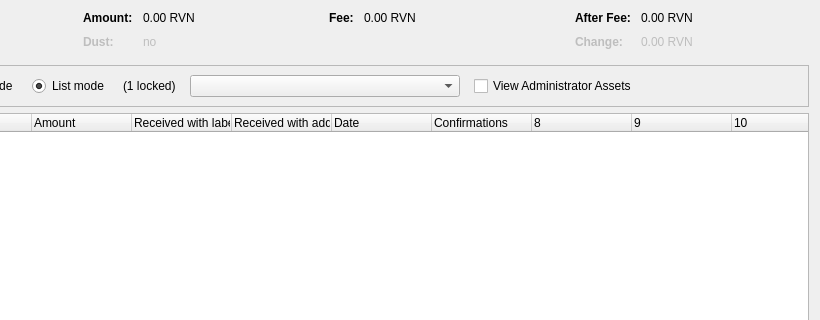
This is src/qt/forms/assetcontroldialog.ui in thehomosapien/AMLBitcoin as Qt 5 draws it before an edit; both pictures show x 180 to 1000 and y 0 to 320 of the 1000 by 500 pixel window. The edited form follows.
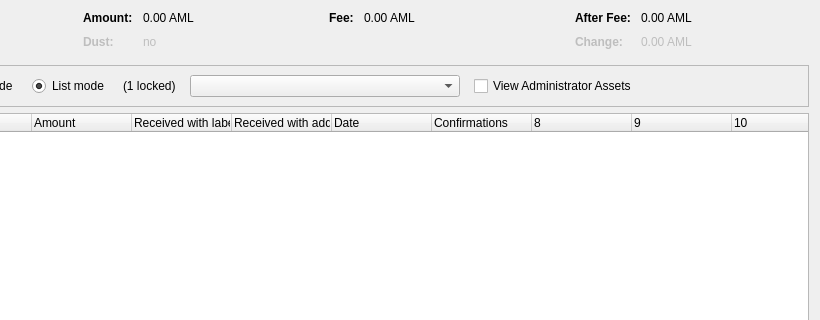
This is the edited form. Custom widgets are drawn as their Qt base class.

What changed in the file:
```diff
--- a/src/qt/forms/assetcontroldialog.ui
+++ b/src/qt/forms/assetcontroldialog.ui
@@ -132,7 +132,7 @@
           <enum>Qt::ActionsContextMenu</enum>
          </property>
          <property name="text">
-          <string notr="true">0.00 RVN</string>
+          <string notr="true">0.00 AML</string>
          </property>
          <property name="textInteractionFlags">
           <set>Qt::LinksAccessibleByMouse|Qt::TextSelectableByKeyboard|Qt::TextSelectableByMouse</set>
@@ -212,7 +212,7 @@
           <enum>Qt::ActionsContextMenu</enum>
          </property>
          <property name="text">
-          <string notr="true">0.00 RVN</string>
+          <string notr="true">0.00 AML</string>
          </property>
          <property name="textInteractionFlags">
           <set>Qt::LinksAccessibleByMouse|Qt::TextSelectableByKeyboard|Qt::TextSelectableByMouse</set>
@@ -257,7 +257,7 @@
           <enum>Qt::ActionsContextMenu</enum>
          </property>
          <property name="text">
-          <string notr="true">0.00 RVN</string>
+          <string notr="true">0.00 AML</string>
          </property>
          <property name="textInteractionFlags">
           <set>Qt::LinksAccessibleByMouse|Qt::TextSelectableByKeyboard|Qt::TextSelectableByMouse</set>
@@ -292,7 +292,7 @@
           <enum>Qt::ActionsContextMenu</enum>
          </property>
          <property name="text">
-          <string notr="true">0.00 RVN</string>
+          <string notr="true">0.00 AML</string>
          </property>
          <property name="textInteractionFlags">
           <set>Qt::LinksAccessibleByMouse|Qt::TextSelectableByKeyboard|Qt::TextSelectableByMouse</set>
```
